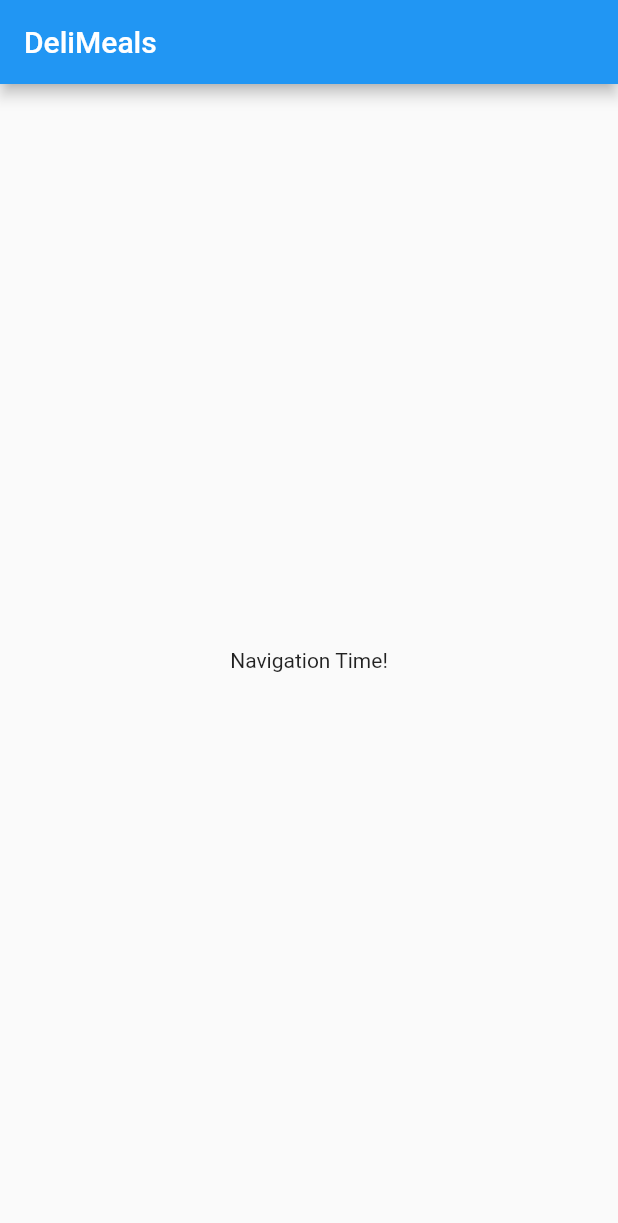
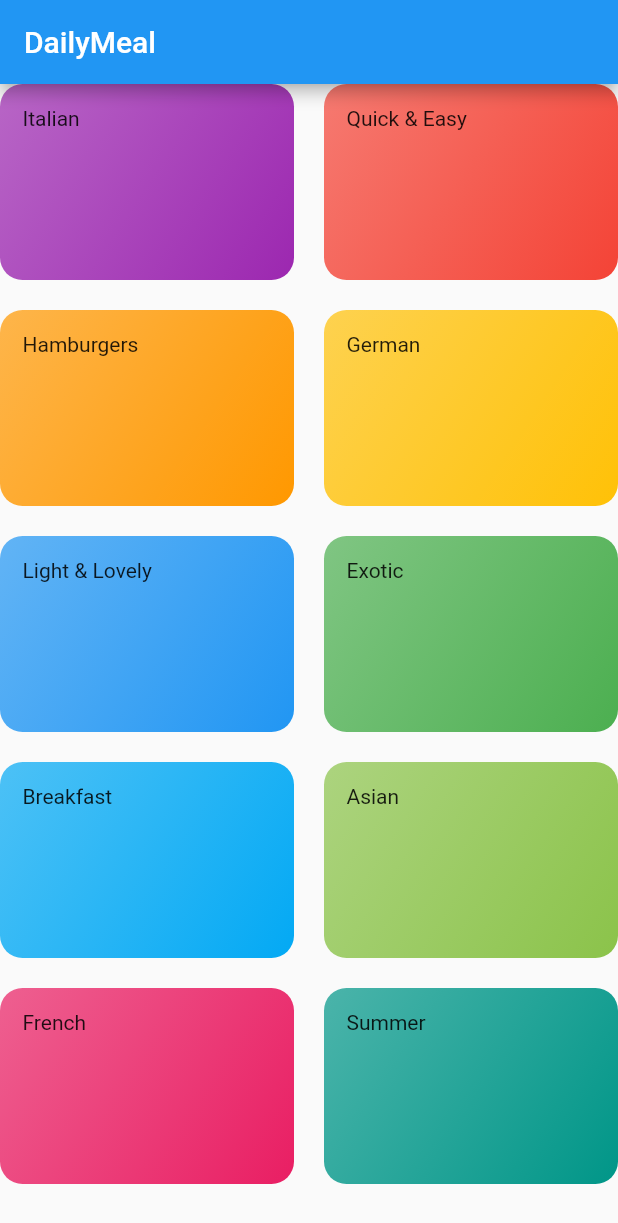
Before and after one commit to AdityaTrivedi14/Flutter-Meals-App, a Flutter app: the screen it shows after launch, on a phone screen of 412 x 824 dp. Shown: the top 1223 px of the screen. Run offline on Flutter 3.47's test engine with Material 2 defaults, Android fonts, the phone set to English and light mode, and no system bars.

Commit message:
Categories Screen

```diff
--- /dev/null
+++ b/lib/categories_screen.dart
@@ -0,0 +1,33 @@
+import 'package:flutter/material.dart';
+import './dummy_data.dart';
+
+import './category_item.dart';
+
+class CategoriesScreen extends StatelessWidget {
+  // const CategoriesScreen({super.key});
+
+  @override
+  Widget build(BuildContext context) {
+    return Scaffold(
+      appBar: AppBar(
+        title: const Text('DailyMeal'),
+      ),
+      body: GridView(
+        children: DUMMY_CATEGORIES
+            .map(
+              (catData) => CategoryItem(
+                catData.title,
+                catData.color,
+              ),
+            )
+            .toList(),
+        gridDelegate: SliverGridDelegateWithMaxCrossAxisExtent(
+          maxCrossAxisExtent: 200,
+          childAspectRatio: 3 / 2,
+          crossAxisSpacing: 20,
+          mainAxisSpacing: 20,
+        ),
+      ),
+    );
+  }
+}
--- /dev/null
+++ b/lib/category_item.dart
@@ -0,0 +1,29 @@
+import 'package:flutter/material.dart';
+
+class CategoryItem extends StatelessWidget {
+  // const CategoryItem({super.key});
+  final String title;
+  final Color color;
+
+  CategoryItem(this.title, this.color);
+
+  @override
+  Widget build(BuildContext context) {
+    return Container(
+      padding: const EdgeInsets.all(15),
+      child: Text(title),
+      decoration: BoxDecoration(
+        color: color,
+        gradient: LinearGradient(
+          colors: [
+            color.withOpacity(0.7),
+            color,
+          ],
+          begin: Alignment.topLeft,
+          end: Alignment.bottomRight,
+        ),
+        borderRadius: BorderRadius.circular(15),
+      ),
+    );
+  }
+}
--- /dev/null
+++ b/lib/dummy_data.dart
@@ -0,0 +1,56 @@
+import 'package:flutter/material.dart';
+
+import './models/category.dart';
+
+const DUMMY_CATEGORIES = const [
+  Category(
+    id: 'c1',
+    title: 'Italian',
+    color: Colors.purple,
+  ),
+  Category(
+    id: 'c2',
+    title: 'Quick & Easy',
+    color: Colors.red,
+  ),
+  Category(
+    id: 'c3',
+    title: 'Hamburgers',
+    color: Colors.orange,
+  ),
+  Category(
+    id: 'c4',
+    title: 'German',
+    color: Colors.amber,
+  ),
+  Category(
+    id: 'c5',
+    title: 'Light & Lovely',
+    color: Colors.blue,
+  ),
+  Category(
+    id: 'c6',
+    title: 'Exotic',
+    color: Colors.green,
+  ),
+  Category(
+    id: 'c7',
+    title: 'Breakfast',
+    color: Colors.lightBlue,
+  ),
+  Category(
+    id: 'c8',
+    title: 'Asian',
+    color: Colors.lightGreen,
+  ),
+  Category(
+    id: 'c9',
+    title: 'French',
+    color: Colors.pink,
+  ),
+  Category(
+    id: 'c10',
+    title: 'Summer',
+    color: Colors.teal,
+  ),
+];
--- a/lib/main.dart
+++ b/lib/main.dart
@@ -1,4 +1,6 @@
 import 'package:flutter/material.dart';
+
+import './categories_screen.dart';
 
 void main() => runApp(MyApp());
 
@@ -6,30 +8,11 @@ class MyApp extends StatelessWidget {
   @override
   Widget build(BuildContext context) {
     return MaterialApp(
-      title: 'DeliMeals',
+      title: 'DailyMeals',
       theme: ThemeData(
         primarySwatch: Colors.blue,
       ),
-      home: MyHomePage(),
+      home: CategoriesScreen(),
     );
   }
 }
-
-class MyHomePage extends StatefulWidget {
-  @override
-  _MyHomePageState createState() => _MyHomePageState();
-}
-
-class _MyHomePageState extends State<MyHomePage> {
-  @override
-  Widget build(BuildContext context) {
-    return Scaffold(
-      appBar: AppBar(
-        title: Text('DeliMeals'),
-      ),
-      body: Center(
-        child: Text('Navigation Time!'),
-      ),
-    );
-  }
-}
--- /dev/null
+++ b/lib/models/category.dart
@@ -0,0 +1,13 @@
+import 'package:flutter/material.dart';
+
+class Category {
+  final String id;
+  final String title;
+  final Color color;
+
+  const Category({
+    required this.id,
+    required this.title,
+    this.color = Colors.orange,
+  });
+}
```
